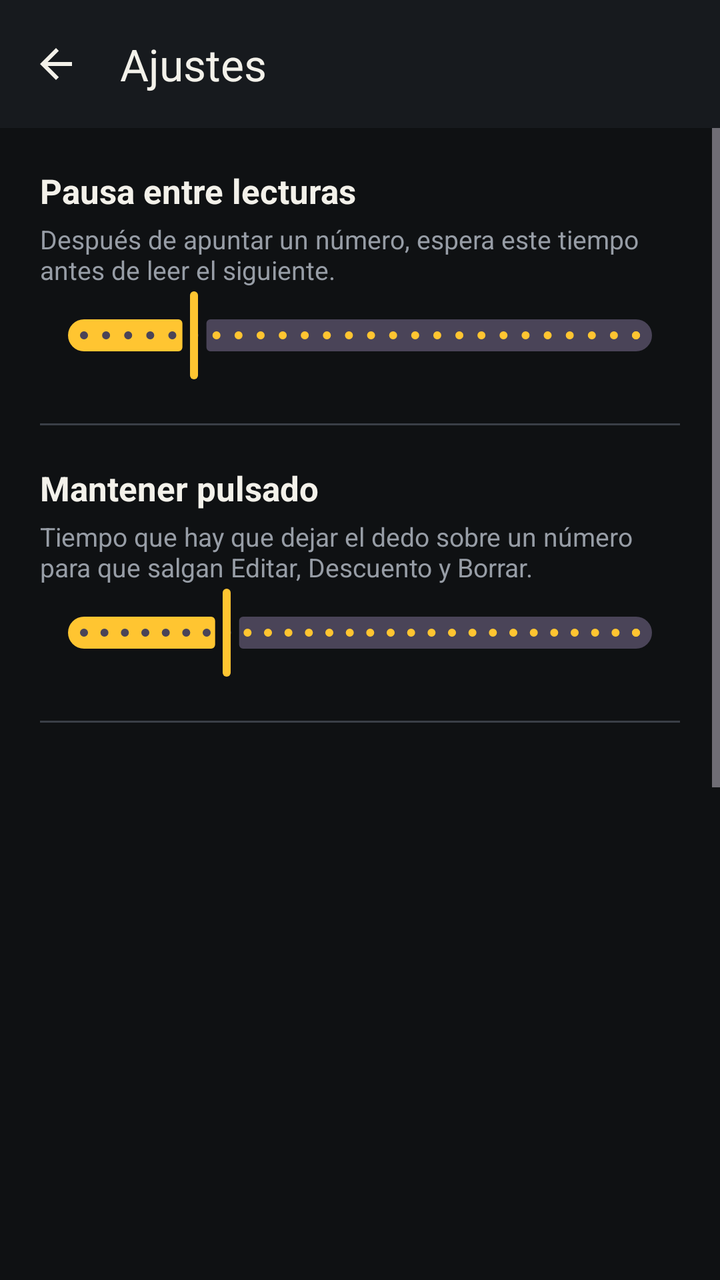
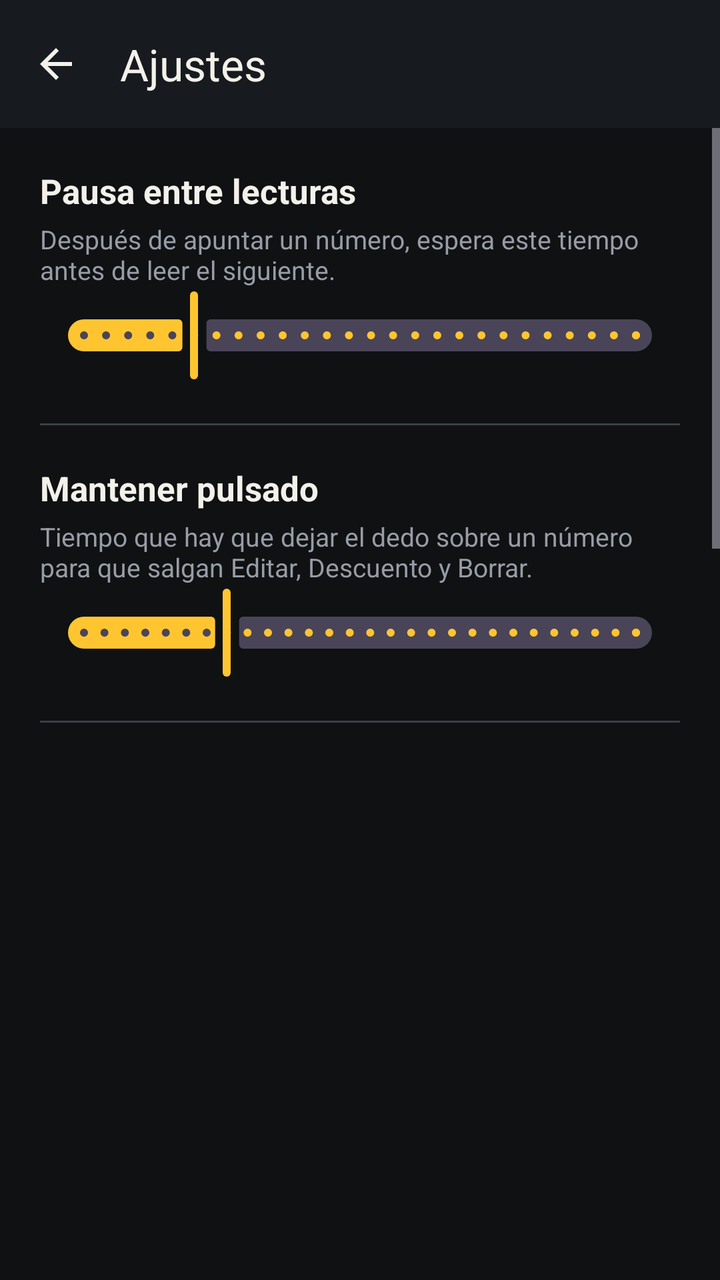

An Android layout rendered at two revisions. The XML below is the earlier revision; the diff shows what the commit changed to produce the second picture.
<!-- AndroidManifest.xml: application theme Theme.SumaPrecios -->
<!-- res/layout/activity_settings.xml -->
<?xml version="1.0" encoding="utf-8"?>
<LinearLayout xmlns:android="http://schemas.android.com/apk/res/android"
    xmlns:app="http://schemas.android.com/apk/res-auto"
    android:layout_width="match_parent"
    android:layout_height="match_parent"
    android:background="@color/ink"
    android:orientation="vertical">

    <com.google.android.material.appbar.MaterialToolbar
        android:id="@+id/toolbar"
        android:layout_width="match_parent"
        android:layout_height="?attr/actionBarSize"
        android:background="@color/panel"
        app:navigationIcon="@drawable/ic_back"
        app:navigationIconTint="@color/paper"
        app:title="Ajustes"
        app:titleTextColor="@color/paper" />

    <ScrollView
        android:layout_width="match_parent"
        android:layout_height="match_parent">

        <LinearLayout
            android:layout_width="match_parent"
            android:layout_height="wrap_content"
            android:orientation="vertical"
            android:padding="20dp">

            
            <LinearLayout style="@style/SettingRow">
                <TextView style="@style/SettingTitle" android:text="Pausa entre lecturas" />
                <TextView android:id="@+id/pauseValue" style="@style/SettingValue" />
            </LinearLayout>
            <TextView
                style="@style/SettingHelp"
                android:text="Después de apuntar un número, espera este tiempo antes de leer el siguiente." />
            <com.google.android.material.slider.Slider
                android:id="@+id/pauseSlider"
                android:layout_width="match_parent"
                android:layout_height="wrap_content"
                android:stepSize="1"
                android:value="10"
                android:valueFrom="5"
                android:valueTo="30"
                app:labelBehavior="gone" />

            <View style="@style/Divider" />

            
            <LinearLayout style="@style/SettingRow">
                <TextView style="@style/SettingTitle" android:text="Mantener pulsado" />
                <TextView android:id="@+id/longValue" style="@style/SettingValue" />
            </LinearLayout>
            <TextView
                style="@style/SettingHelp"
                android:text="Tiempo que hay que dejar el dedo sobre un número para que salgan Editar, Descuento y Borrar." />
            <com.google.android.material.slider.Slider
                android:id="@+id/longSlider"
                android:layout_width="match_parent"
                android:layout_height="wrap_content"
                android:stepSize="1"
                android:value="10"
                android:valueFrom="3"
                android:valueTo="30"
                app:labelBehavior="gone" />

            <View style="@style/Divider" />

            
            <TextView style="@style/SettingTitle" android:text="Tipo de números" />
            <RadioGroup
                android:id="@+id/modeGroup"
                android:layout_width="match_parent"
                android:layout_height="wrap_content"
                android:layout_marginTop="6dp">

                <RadioButton
                    android:id="@+id/modeAuto"
                    style="@style/SettingRadio"
                    android:text="Automático\nCon coma es decimal (3,50). Sin coma es entero (20)." />

                <RadioButton
                    android:id="@+id/modeEnteros"
                    style="@style/SettingRadio"
                    android:text="Solo enteros\nIgnora comas y puntos: 25 y 25,00 valen 25." />

                <RadioButton
                    android:id="@+id/modeCentimos"
                    style="@style/SettingRadio"
                    android:text="Siempre con céntimos\nLas dos últimas cifras son céntimos: 250 vale 2,50." />
            </RadioGroup>

            <View style="@style/Divider" />

            <com.google.android.material.button.MaterialButton
                android:id="@+id/btnReset"
                style="@style/Widget.Material3.Button.OutlinedButton"
                android:layout_width="match_parent"
                android:layout_height="56dp"
                android:text="Restablecer ajustes"
                android:textColor="@color/danger"
                app:cornerRadius="14dp"
                app:strokeColor="@color/danger" />

            <TextView
                style="@style/SettingHelp"
                android:layout_marginTop="8dp"
                android:text="Vuelve a los valores originales. No borra la venta en curso ni el historial." />
        </LinearLayout>
    </ScrollView>
</LinearLayout>
<!-- resources referenced by this layout -->
<resources>
  <color name="danger">#FF7A6B</color>
  <color name="ink">#0F1113</color>
  <color name="panel">#171A1E</color>
  <color name="paper">#F3F1EA</color>
  <!-- drawable ic_back (drawable) -->
  <?xml version="1.0" encoding="utf-8"?>
  <vector xmlns:android="http://schemas.android.com/apk/res/android"
      android:width="24dp" android:height="24dp" android:viewportWidth="24" android:viewportHeight="24">
      <path android:fillColor="#FFFFFFFF" android:pathData="M20,11H7.83l5.59,-5.59L12,4l-8,8 8,8 1.41,-1.41L7.83,13H20v-2z" />
  </vector>
  <style name="Divider">
          <item name="android:layout_width">match_parent</item>
          <item name="android:layout_height">1dp</item>
          <item name="android:layout_marginVertical">20dp</item>
          <item name="android:background">@color/line</item>
      </style>
  <style name="SettingHelp">
          <item name="android:layout_width">match_parent</item>
          <item name="android:layout_height">wrap_content</item>
          <item name="android:layout_marginTop">4dp</item>
          <item name="android:textColor">@color/muted</item>
          <item name="android:textSize">13sp</item>
      </style>
  <style name="SettingRadio">
          <item name="android:layout_width">match_parent</item>
          <item name="android:layout_height">wrap_content</item>
          <item name="android:paddingVertical">10dp</item>
          <item name="android:paddingStart">8dp</item>
          <item name="android:textColor">@color/paper</item>
          <item name="android:textSize">15sp</item>
          <item name="buttonTint">@color/accent</item>
      </style>
  <style name="SettingRow">
          <item name="android:layout_width">match_parent</item>
          <item name="android:layout_height">wrap_content</item>
          <item name="android:orientation">horizontal</item>
          <item name="android:gravity">center_vertical</item>
      </style>
  <style name="SettingTitle">
          <item name="android:layout_width">0dp</item>
          <item name="android:layout_height">wrap_content</item>
          <item name="android:layout_weight">1</item>
          <item name="android:textColor">@color/paper</item>
          <item name="android:textSize">17sp</item>
          <item name="android:textStyle">bold</item>
      </style>
  <style name="SettingValue">
          <item name="android:layout_width">wrap_content</item>
          <item name="android:layout_height">wrap_content</item>
          <item name="android:textColor">@color/accent</item>
          <item name="android:textSize">17sp</item>
          <item name="android:textStyle">bold</item>
      </style>
  <style name="Theme.SumaPrecios" parent="Theme.Material3.Dark.NoActionBar">
          <item name="colorPrimary">@color/accent</item>
          <item name="colorOnPrimary">@color/ink</item>
          <item name="colorSecondary">@color/accent</item>
          <item name="android:colorBackground">@color/ink</item>
          <item name="android:windowBackground">@color/ink</item>
          <item name="android:statusBarColor">@android:color/black</item>
          <item name="android:navigationBarColor">@color/panel</item>
      </style>
  <color name="line">#3A3F47</color>
  <color name="muted">#979DA6</color>
  <color name="accent">#FFC531</color>
</resources>

<!-- the commit's change to res/layout/activity_settings.xml (unified diff, before → after) -->
@@ -92,6 +92,28 @@
 
             <View style="@style/Divider" />
 
+            
+            <LinearLayout style="@style/SettingRow">
+                <TextView style="@style/SettingTitle" android:text="Comparar con letras" />
+                <com.google.android.material.materialswitch.MaterialSwitch
+                    android:id="@+id/lettersSwitch"
+                    android:layout_width="wrap_content"
+                    android:layout_height="wrap_content" />
+            </LinearLayout>
+            <TextView
+                style="@style/SettingHelp"
+                android:text="Convierte en cifras las letras que se confunden con números al escribir a mano: y u h A → 4 · b G → 6 · T F f + → 7 · O o D → 0 · I l | → 1 · Z z → 2 · S s → 5 · B → 8 · g q → 9. Solo se aplica junto a cifras o a una coma, nunca en palabras sueltas." />
+
+            <View style="@style/Divider" />
+
+            
+            <TextView style="@style/SettingTitle" android:text="Zona de lectura" />
+            <TextView
+                style="@style/SettingHelp"
+                android:text="En la pantalla de la cámara, arrastra las esquinas del recuadro para cambiar su tamaño, o el interior para moverlo." />
+
+            <View style="@style/Divider" />
+
             <com.google.android.material.button.MaterialButton
                 android:id="@+id/btnReset"
                 style="@style/Widget.Material3.Button.OutlinedButton"
